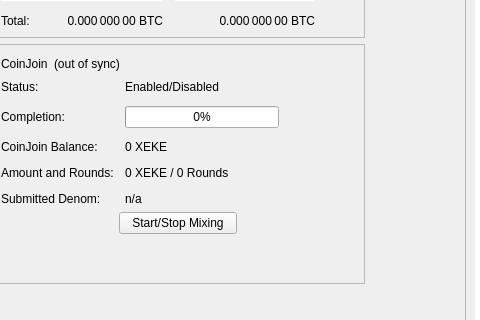
Qebit/dash, file src/qt/forms/overviewpage.ui: the form before one commit; both pictures show x 114 to 594 and y 178 to 498 of the 960 by 585 pixel window.
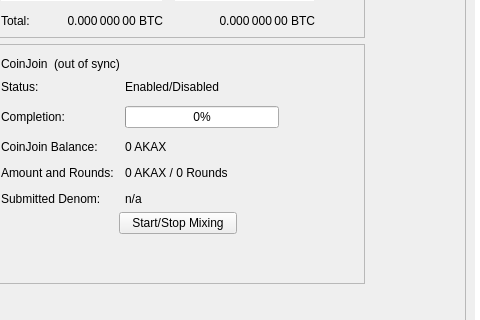
The form after the commit.

Patch:
```diff
--- a/src/qt/forms/overviewpage.ui
+++ b/src/qt/forms/overviewpage.ui
@@ -455,7 +455,7 @@
             <item row="2" column="1">
              <widget class="QLabel" name="labelAnonymized">
               <property name="text">
-               <string notr="true">0 XEKE</string>
+               <string notr="true">0 AKAX</string>
               </property>
              </widget>
             </item>
@@ -469,7 +469,7 @@
             <item row="3" column="1">
              <widget class="QLabel" name="labelAmountRounds">
               <property name="text">
-               <string>0 XEKE / 0 Rounds</string>
+               <string>0 AKAX / 0 Rounds</string>
               </property>
              </widget>
             </item>
```
Left out of the diff: 6 changed lines with no effect on the pictures.
